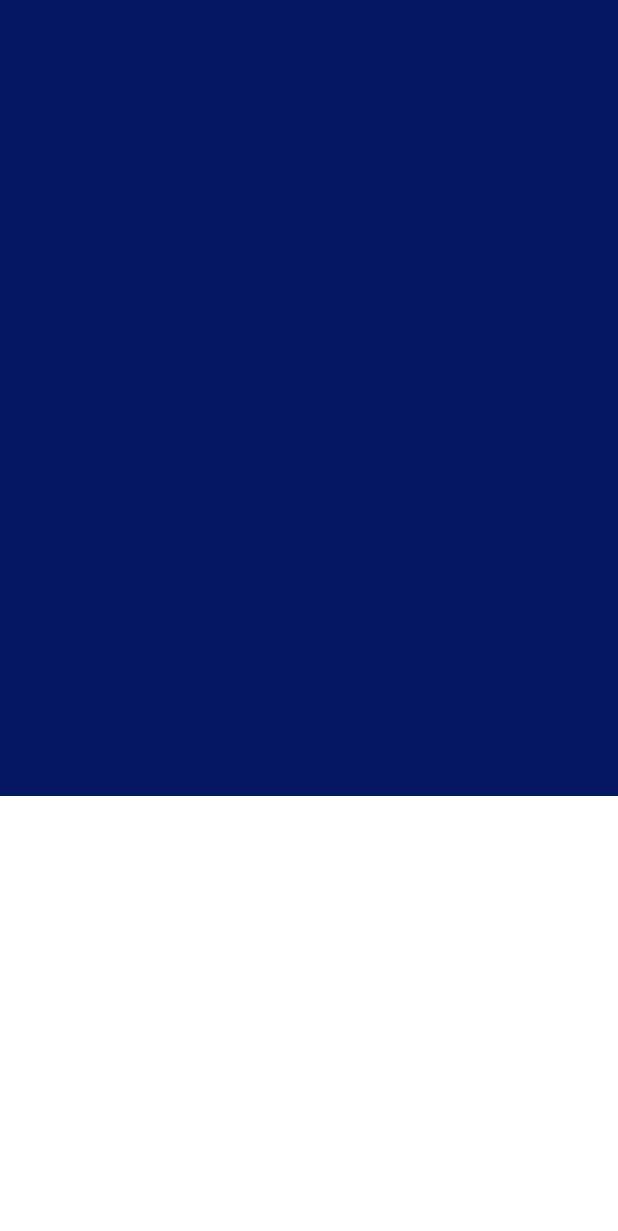
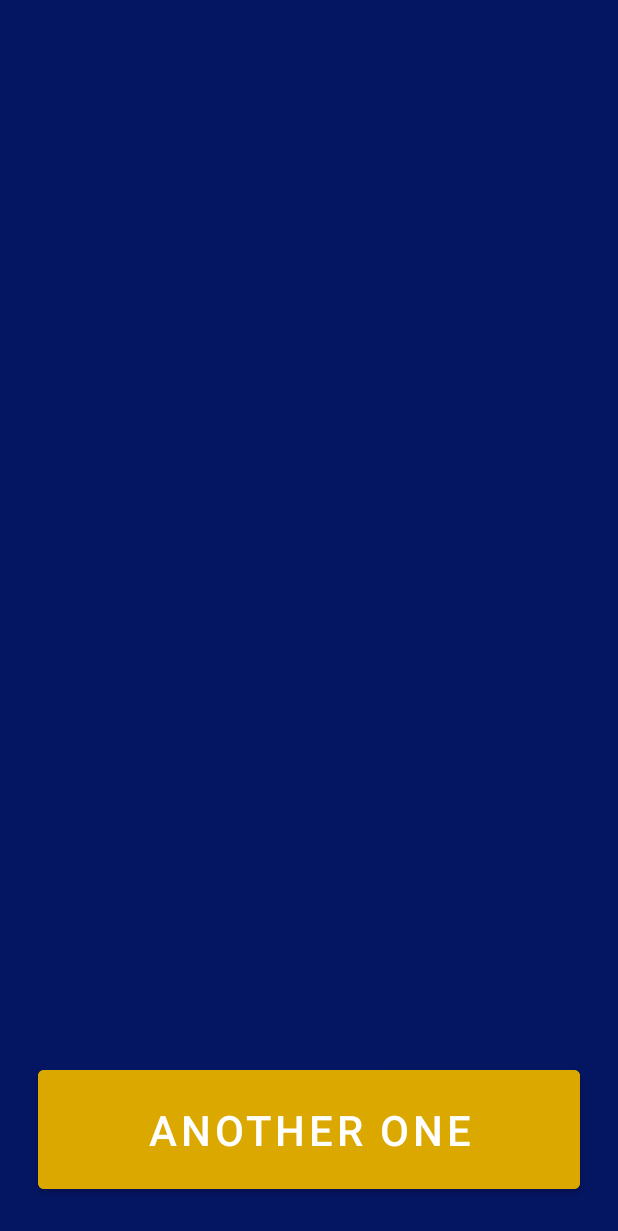
Before and after one commit to xerstom/SP_ISIMA_F2_2022_BELLEC_BOUVARD, an Android app: the layout quote_fragment.xml on its own in the app's theme, with its tools: preview values and no code run, on a phone screen of 412 x 824 dp. Shown: the top 1231 px of the screen. Run offline under Robolectric (Android 15) with nearby library versions, the phone set to English and light mode, and no system bars.

Commit message:
feat: quote page

```diff
--- a/app/build.gradle
+++ b/app/build.gradle
@@ -53,5 +53,6 @@ dependencies {
     implementation "io.ktor:ktor-client-cio:1.6.7"
     implementation "io.ktor:ktor-client-serialization:1.6.7"
     implementation "io.ktor:ktor-client-gson:1.6.7"
+    implementation 'com.squareup.picasso:picasso:2.71828'
 
 }
--- a/app/src/main/AndroidManifest.xml
+++ b/app/src/main/AndroidManifest.xml
@@ -12,7 +12,7 @@
         android:theme="@style/Theme.BlindQuotes"
         >
         <activity
-            android:name=".activity.MainActivity"
+            android:name=".MainActivity"
             android:exported="true">
             <intent-filter>
                 <action android:name="android.intent.action.MAIN" />
--- a/app/src/main/res/layout/main_fragment.xml
+++ b/app/src/main/res/layout/main_fragment.xml
@@ -2,7 +2,7 @@
 <androidx.constraintlayout.widget.ConstraintLayout xmlns:android="http://schemas.android.com/apk/res/android"
     xmlns:app="http://schemas.android.com/apk/res-auto"
     xmlns:tools="http://schemas.android.com/tools"
-    android:id="@+id/mainFragment"
+    android:id="@+id/fragment_home"
     android:layout_width="match_parent"
     android:layout_height="match_parent"
     tools:context=".fragment.MainFragment"
--- a/app/src/main/res/layout/quote_fragment.xml
+++ b/app/src/main/res/layout/quote_fragment.xml
@@ -2,42 +2,55 @@
 <LinearLayout xmlns:android="http://schemas.android.com/apk/res/android"
     xmlns:app="http://schemas.android.com/apk/res-auto"
     xmlns:tools="http://schemas.android.com/tools"
-    android:id="@+id/quoteFragment"
+    android:id="@+id/fragment_quote"
     android:orientation="vertical"
     android:layout_width="match_parent"
-    android:layout_height="wrap_content"
+    android:layout_height="match_parent"
     android:padding="15dp"
     tools:context=".fragment.QuoteFragment"
     android:background="@color/background">
 
     <ImageView
         android:layout_width="380dp"
-        android:layout_height="200dp">
+        android:layout_height="200dp"
+        android:id="@+id/quote_image">
 
     </ImageView>
+
     <TextView
         android:id="@+id/quote_content"
         android:layout_width="match_parent"
-        android:layout_height="100dp"
+        android:layout_height="190dp"
         android:layout_weight="1"
-        />
+        android:gravity="center"
+        android:textColor="@color/white"
+        android:textSize="28sp" />
+
     <TextView
         android:id="@+id/quote_title"
         android:layout_width="match_parent"
-        android:layout_height="100dp"
+        android:layout_height="99dp"
         android:layout_weight="1"
-        android:textSize="32sp"
-        />
+        android:gravity="center"
+        android:textColor="@color/white"
+        android:textSize="26sp" />
+
     <TextView
-        android:id="@+id/quote_character"
+        android:id="@+id/quote_description"
         android:layout_width="match_parent"
-        android:layout_height="50dp"
+        android:layout_height="65dp"
         android:layout_weight="1"
-        />
-    <TextView
-        android:id="@+id/quote_actor"
+        android:gravity="center"
+        android:textColor="@color/white"
+        android:textSize="22sp" />
+
+    <Button
+        android:id="@+id/reset_button"
         android:layout_width="match_parent"
-        android:layout_height="50dp"
-        android:layout_weight="1"
+        android:layout_height="91dp"
+        android:text="Another One"
+        android:textSize="28sp"
+        android:backgroundTint="@color/guess_button"
+        android:layout_margin="10dp"
         />
 </LinearLayout>
--- a/app/src/main/res/values/strings.xml
+++ b/app/src/main/res/values/strings.xml
@@ -3,4 +3,5 @@
     <string name="button_complete">Complete</string>
     <string name="button_guess">Guess</string>
     <string name="category_txt">Category_stub</string>
+    <string name="quote_descritpion"> <b>%1$s</b> played by <b>%2$s</b> </string>
 </resources>
```
Also changed, not shown: app/src/main/java/com/example/blindquotes/MainActivity.kt (renamed from app/src/main/java/com/example/blindquotes/activity/MainActivity.kt, +2 -6 lines), app/src/main/java/com/example/blindquotes/adapter/CategoryAdapter.kt (+7 -5 lines), app/src/main/java/com/example/blindquotes/adapter/QuoteAdapter.kt (deleted, +0 -46 lines), app/src/main/java/com/example/blindquotes/fragment/MainFragment.kt (+10 -26 lines), app/src/main/java/com/example/blindquotes/fragment/QuoteFragment.kt (+41 -11 lines), app/src/main/java/com/example/blindquotes/rest/APIClient.kt (+4 -5 lines), app/src/main/java/com/example/blindquotes/viewModels/CategoryViewModel.kt (+4 -5 lines), app/src/main/java/com/example/blindquotes/viewModels/QuoteViewModel.kt (+13 -8 lines), app/src/main/res/layout/main_activity.xml (+12 -2 lines), app/src/main/res/navigation/nav_graph.xml (+5 -10 lines), 1 other file.
